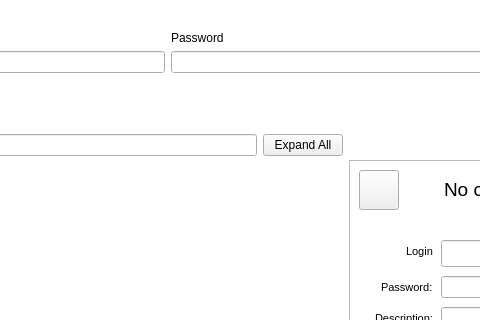
This is src/CredentialsManagement.ui in mooltipass/moolticute as Qt 5 draws it before an edit; both pictures show x 726 to 1206 and y 0 to 320 of the 1498 by 732 pixel window. The edited form follows.
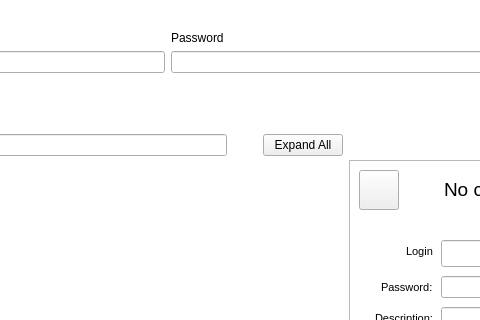
This is the edited form. Icons and pictures are not drawn. Custom widgets are drawn as their Qt base class.

Commit message: Add a clear credential filter button to the MMM view

Patch:
```diff
--- a/src/CredentialsManagement.ui
+++ b/src/CredentialsManagement.ui
@@ -273,6 +273,25 @@
                </property>
               </widget>
              </item>
+             <item>
+              <widget class="QToolButton" name="toolButtonClearFilter">
+               <property name="minimumSize">
+                <size>
+                 <width>18</width>
+                 <height>18</height>
+                </size>
+               </property>
+               <property name="text">
+                <string/>
+               </property>
+               <property name="checkable">
+                <bool>false</bool>
+               </property>
+               <property name="autoRaise">
+                <bool>true</bool>
+               </property>
+              </widget>
+             </item>
              <item>
               <widget class="QPushButton" name="pushButtonExpandAll">
                <property name="text">
```
Left out of the diff: 2 changed lines with no effect on the pictures. The commit also changes 2 other files.
